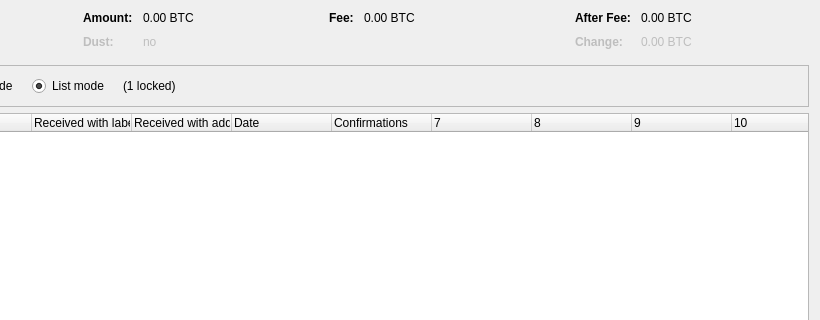
Old version of the form src/qt/forms/coincontroldialog.ui in the repository bcpay/bcp; both pictures show x 180 to 1000 and y 0 to 320 of the 1000 by 500 pixel window.
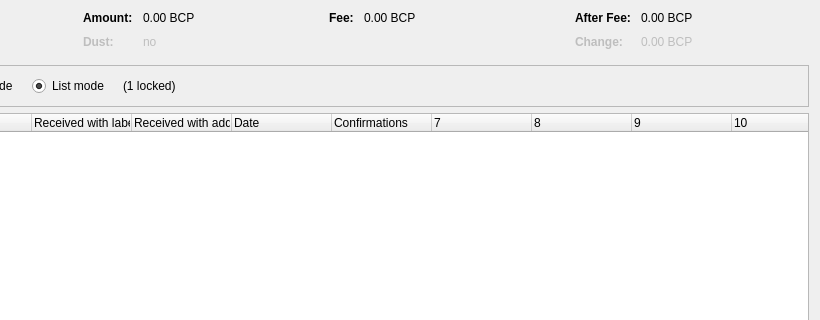
New version of the form. Custom widgets are drawn as their Qt base class.

The edit to the form file:
```diff
--- a/src/qt/forms/coincontroldialog.ui
+++ b/src/qt/forms/coincontroldialog.ui
@@ -132,7 +132,7 @@
           <enum>Qt::ActionsContextMenu</enum>
          </property>
          <property name="text">
-          <string notr="true">0.00 BTC</string>
+          <string notr="true">0.00 BCP</string>
          </property>
          <property name="textInteractionFlags">
           <set>Qt::LinksAccessibleByMouse|Qt::TextSelectableByKeyboard|Qt::TextSelectableByMouse</set>
@@ -212,7 +212,7 @@
           <enum>Qt::ActionsContextMenu</enum>
          </property>
          <property name="text">
-          <string notr="true">0.00 BTC</string>
+          <string notr="true">0.00 BCP</string>
          </property>
          <property name="textInteractionFlags">
           <set>Qt::LinksAccessibleByMouse|Qt::TextSelectableByKeyboard|Qt::TextSelectableByMouse</set>
@@ -257,7 +257,7 @@
           <enum>Qt::ActionsContextMenu</enum>
          </property>
          <property name="text">
-          <string notr="true">0.00 BTC</string>
+          <string notr="true">0.00 BCP</string>
          </property>
          <property name="textInteractionFlags">
           <set>Qt::LinksAccessibleByMouse|Qt::TextSelectableByKeyboard|Qt::TextSelectableByMouse</set>
@@ -292,7 +292,7 @@
           <enum>Qt::ActionsContextMenu</enum>
          </property>
          <property name="text">
-          <string notr="true">0.00 BTC</string>
+          <string notr="true">0.00 BCP</string>
          </property>
          <property name="textInteractionFlags">
           <set>Qt::LinksAccessibleByMouse|Qt::TextSelectableByKeyboard|Qt::TextSelectableByMouse</set>
```
